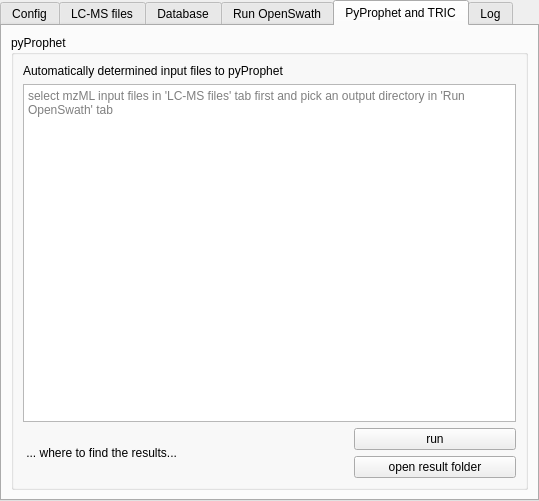
Qt form src/openms_gui/source/VISUAL/DIALOGS/SwathTabWidget.ui (OpenMS/OpenMS-TOPP-GUI) before a commit.
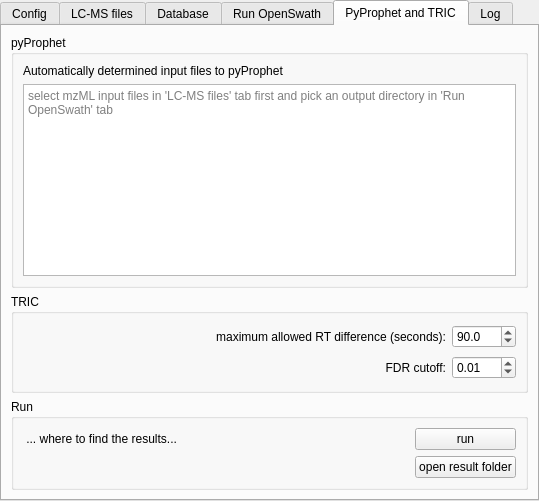
The same form after that commit. The open tabs and pages were chosen to show the change. Custom widgets are drawn as their Qt base class.

Commit message: add two options for TRIC parameters

Diff of the .ui file:
```diff
--- a/src/openms_gui/source/VISUAL/DIALOGS/SwathTabWidget.ui
+++ b/src/openms_gui/source/VISUAL/DIALOGS/SwathTabWidget.ui
@@ -357,8 +357,8 @@
    <attribute name="title">
     <string>PyProphet and TRIC</string>
    </attribute>
-   <layout class="QVBoxLayout" name="verticalLayout_10">
-    <item>
+   <layout class="QGridLayout" name="gridLayout_4">
+    <item row="0" column="0">
      <layout class="QVBoxLayout" name="verticalLayout_11">
       <item>
        <widget class="QGroupBox" name="groupBox_8">
@@ -366,27 +366,10 @@
          <string>pyProphet</string>
         </property>
         <layout class="QGridLayout" name="gridLayout_3">
-         <item row="2" column="2">
-          <widget class="QPushButton" name="btn_runPyProphet">
+         <item row="0" column="0" colspan="2">
+          <widget class="QLabel" name="label_8">
            <property name="text">
-            <string>run</string>
-           </property>
-          </widget>
-         </item>
-         <item row="3" column="2">
-          <widget class="QPushButton" name="btn_pyresults">
-           <property name="text">
-            <string>open result folder</string>
-           </property>
-          </widget>
-         </item>
-         <item row="2" column="0" rowspan="2" colspan="2">
-          <widget class="QLabel" name="lbl_pyOutDir">
-           <property name="text">
-            <string> ... where to find the results...</string>
-           </property>
-           <property name="wordWrap">
-            <bool>true</bool>
+            <string>Automatically determined input files to pyProphet</string>
            </property>
           </widget>
          </item>
@@ -400,18 +383,141 @@
            </property>
           </widget>
          </item>
-         <item row="0" column="0" colspan="2">
-          <widget class="QLabel" name="label_8">
-           <property name="text">
-            <string>Automatically determined input files to pyProphet</string>
-           </property>
-          </widget>
-         </item>
         </layout>
        </widget>
       </item>
      </layout>
     </item>
+    <item row="1" column="0">
+     <widget class="QGroupBox" name="groupBox_3">
+      <property name="sizePolicy">
+       <sizepolicy hsizetype="Preferred" vsizetype="Expanding">
+        <horstretch>0</horstretch>
+        <verstretch>0</verstretch>
+       </sizepolicy>
+      </property>
+      <property name="title">
+       <string>TRIC</string>
+      </property>
+      <layout class="QGridLayout" name="gridLayout_6">
+       <item row="0" column="0">
+        <widget class="QLabel" name="label">
+         <property name="sizePolicy">
+          <sizepolicy hsizetype="Expanding" vsizetype="Preferred">
+           <horstretch>0</horstretch>
+           <verstretch>0</verstretch>
+          </sizepolicy>
+         </property>
+         <property name="text">
+          <string>maximum allowed RT difference (seconds):</string>
+         </property>
+         <property name="alignment">
+          <set>Qt::AlignRight|Qt::AlignTrailing|Qt::AlignVCenter</set>
+         </property>
+        </widget>
+       </item>
+       <item row="0" column="1">
+        <widget class="QDoubleSpinBox" name="tric_RTmax">
+         <property name="decimals">
+          <number>1</number>
+         </property>
+         <property name="maximum">
+          <double>9999.000000000000000</double>
+         </property>
+         <property name="singleStep">
+          <double>1.000000000000000</double>
+         </property>
+         <property name="value">
+          <double>90.000000000000000</double>
+         </property>
+        </widget>
+       </item>
+       <item row="1" column="0">
+        <widget class="QLabel" name="label_11">
+         <property name="sizePolicy">
+          <sizepolicy hsizetype="Expanding" vsizetype="Preferred">
+           <horstretch>0</horstretch>
+           <verstretch>0</verstretch>
+          </sizepolicy>
+         </property>
+         <property name="text">
+          <string>FDR cutoff:</string>
+         </property>
+         <property name="alignment">
+          <set>Qt::AlignRight|Qt::AlignTrailing|Qt::AlignVCenter</set>
+         </property>
+        </widget>
+       </item>
+       <item row="1" column="1">
+        <widget class="QDoubleSpinBox" name="tric_FDR_threshold">
+         <property name="decimals">
+          <number>2</number>
+         </property>
+         <property name="maximum">
+          <double>1.000000000000000</double>
+         </property>
+         <property name="singleStep">
+          <double>0.010000000000000</double>
+         </property>
+         <property name="value">
+          <double>0.010000000000000</double>
+         </property>
+        </widget>
+       </item>
+      </layout>
+     </widget>
+    </item>
+    <item row="2" column="0">
+     <widget class="QGroupBox" name="groupBox_9">
+      <property name="title">
+       <string>Run</string>
+      </property>
+      <layout class="QGridLayout" name="gridLayout_5">
+       <item row="0" column="0">
+        <widget class="QLabel" name="lbl_pyOutDir">
+         <property name="sizePolicy">
+          <sizepolicy hsizetype="Expanding" vsizetype="Preferred">
+           <horstretch>0</horstretch>
+           <verstretch>0</verstretch>
+          </sizepolicy>
+         </property>
+         <property name="text">
+          <string> ... where to find the results...</string>
+         </property>
+         <property name="wordWrap">
+          <bool>true</bool>
+         </property>
+        </widget>
+       </item>
+       <item row="0" column="1">
+        <widget class="QPushButton" name="btn_runPyProphet">
+         <property name="sizePolicy">
+          <sizepolicy hsizetype="Preferred" vsizetype="Fixed">
+           <horstretch>0</horstretch>
+           <verstretch>0</verstretch>
+          </sizepolicy>
+         </property>
+         <property name="text">
+          <string>run</string>
+         </property>
+        </widget>
+       </item>
+       <item row="1" column="1">
+        <widget class="QPushButton" name="btn_pyresults">
+         <property name="sizePolicy">
+          <sizepolicy hsizetype="Preferred" vsizetype="Fixed">
+           <horstretch>0</horstretch>
+           <verstretch>0</verstretch>
+          </sizepolicy>
+         </property>
+         <property name="text">
+          <string>open result folder</string>
+         </property>
+        </widget>
+       </item>
+      </layout>
+     </widget>
+    </item>
    </layout>
   </widget>
   <widget class="QWidget" name="tab_log">
```
The commit also changes 1 other file.
